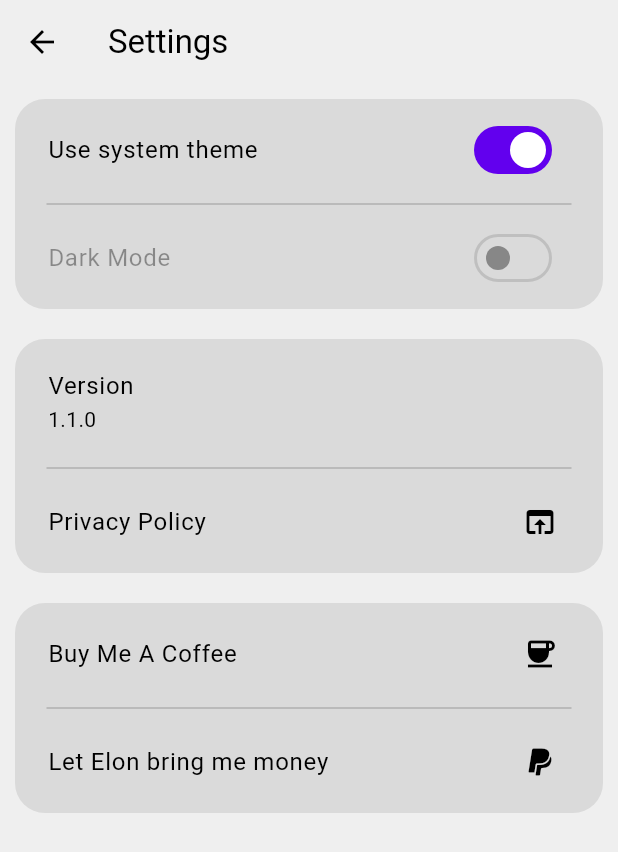
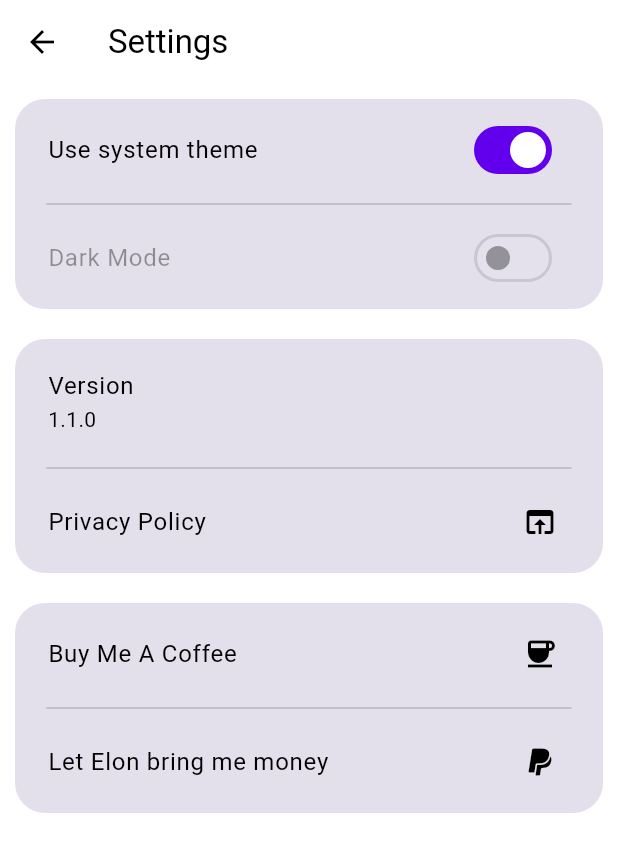
Before and after one commit to tiedl25/supalist, a Flutter app: the SettingsView screen opened by its route, on a phone screen of 412 x 824 dp. Shown: the top 852 px of the screen. Run offline on Flutter 3.47's test engine with Material 3 defaults, Android fonts, the phone set to English and light mode, and no system bars; our stand-ins replace bloc, flutter_bloc, flutter_slidable, flutter_speed_dial, package_info_plus, shared_preferences and 3 more; accounts and stored records are empty.

Commit message:
Update dark and light theme

```diff
--- a/lib/ui/theme/dark_theme.dart
+++ b/lib/ui/theme/dark_theme.dart
@@ -8,17 +8,13 @@ ThemeData darkTheme = ThemeData(
     elevation: 0,
   ),
   colorScheme: const ColorScheme.dark(
-    background: Color(0xFF282828),//2B2B2BFF
-    surface: Color(0xFF383838),//0xFF383838
+    surface: Color.fromARGB(255, 38, 39, 45),
+    surfaceContainer: Color.fromARGB(255, 46, 47, 57),
     surfaceTint: Colors.cyanAccent,
   ),
   dividerColor: Colors.white54,
   textButtonTheme: TextButtonThemeData(
-    style: TextButton.styleFrom(
-      foregroundColor: Colors.white,
-    )
-  ),
-  textTheme: const TextTheme(
-    labelLarge: TextStyle(color: Colors.cyanAccent)
-  ),
+      style: TextButton.styleFrom(
+    foregroundColor: Colors.white,
+  )),
 );
--- a/lib/ui/theme/light_theme.dart
+++ b/lib/ui/theme/light_theme.dart
@@ -8,17 +8,12 @@ ThemeData lightTheme = ThemeData(
       elevation: 0
   ),
   colorScheme: const ColorScheme.light(
-    background: Color(0xFFEFEFEF),
-    surface: Color(0xFFDADADA),
-    surfaceTint: Colors.deepPurpleAccent
-  ),
+      surface: Color.fromARGB(255, 238, 236, 245),
+      surfaceContainer: Color.fromARGB(255, 227, 224, 236),
+      surfaceTint: Colors.deepPurpleAccent),
   dividerColor: Colors.black,
   textButtonTheme: TextButtonThemeData(
       style: TextButton.styleFrom(
-          foregroundColor: Colors.black,
-      )
-  ),
-  textTheme: const TextTheme(
-      labelLarge: TextStyle(color: Colors.deepPurpleAccent)
-  )
+    foregroundColor: Colors.black,
+  )),
 );
```
